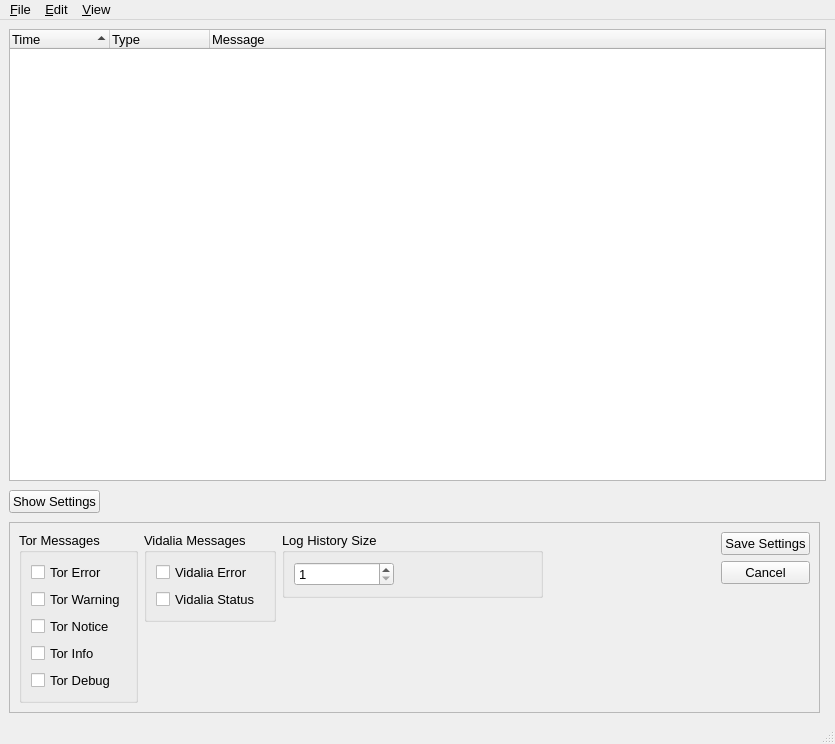
a-ilin/vidalia, file src/gui/messagelog/messagelog.ui: the form before one commit.
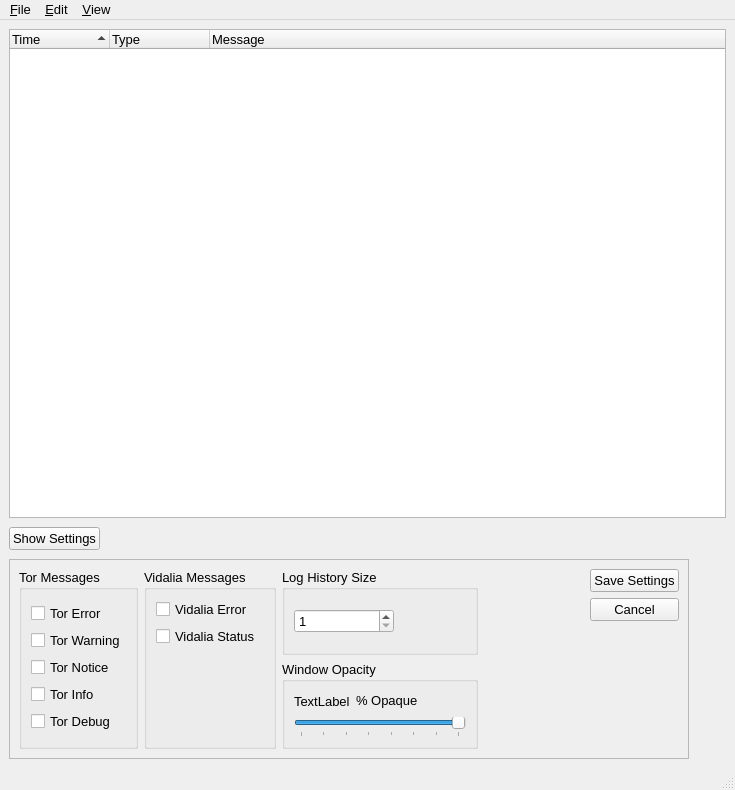
The form after the commit. Icons and pictures are not drawn.

Commit message:
Message Log now supports variable window opacity. It saves the opacity setting via VidaliaSettings.
svn:r160

Diff of the .ui file:
```diff
--- a/src/gui/messagelog/messagelog.ui
+++ b/src/gui/messagelog/messagelog.ui
@@ -8,8 +8,8 @@
    <rect>
     <x>0</x>
     <y>0</y>
-    <width>835</width>
-    <height>744</height>
+    <width>735</width>
+    <height>790</height>
    </rect>
   </property>
   <property name="font" >
@@ -137,8 +137,8 @@
       </property>
       <property name="minimumSize" >
        <size>
-        <width>811</width>
-        <height>181</height>
+        <width>680</width>
+        <height>200</height>
        </size>
       </property>
       <property name="contextMenuPolicy" >
@@ -269,14 +269,6 @@
         </widget>
        </item>
        <item>
-        <layout class="QVBoxLayout" >
-         <property name="margin" >
-          <number>0</number>
-         </property>
-         <property name="spacing" >
-          <number>6</number>
-         </property>
-         <item>
           <widget class="QGroupBox" name="groupBox_2" >
            <property name="contextMenuPolicy" >
             <enum>Qt::NoContextMenu</enum>
@@ -327,9 +319,6 @@
               </item>
              </layout>
             </item>
-           </layout>
-          </widget>
-         </item>
          <item>
           <spacer>
            <property name="orientation" >
@@ -338,12 +327,13 @@
            <property name="sizeHint" >
             <size>
              <width>20</width>
-             <height>71</height>
+              <height>40</height>
             </size>
            </property>
           </spacer>
          </item>
         </layout>
+        </widget>
        </item>
        <item>
         <layout class="QVBoxLayout" >
@@ -417,17 +407,93 @@
           </widget>
          </item>
          <item>
+          <widget class="QGroupBox" name="groupBox_4" >
+           <property name="contextMenuPolicy" >
+            <enum>Qt::NoContextMenu</enum>
+           </property>
+           <property name="title" >
+            <string>Window Opacity</string>
+           </property>
+           <layout class="QVBoxLayout" >
+            <property name="margin" >
+             <number>9</number>
+            </property>
+            <property name="spacing" >
+             <number>6</number>
+            </property>
+            <item>
+             <layout class="QHBoxLayout" >
+              <property name="margin" >
+               <number>0</number>
+              </property>
+              <property name="spacing" >
+               <number>6</number>
+              </property>
+              <item>
+               <widget class="QLabel" name="lblPercentOpacity" >
+                <property name="text" >
+                 <string>TextLabel</string>
+                </property>
+               </widget>
+              </item>
+              <item>
+               <widget class="QLabel" name="label" >
+                <property name="text" >
+                 <string>&lt;html>&lt;head>&lt;meta name="qrichtext" content="1" />&lt;/head>&lt;body style=" white-space: pre-wrap; font-family:Arial; font-size:10pt; font-weight:400; font-style:normal; text-decoration:none;">&lt;p style=" margin-top:0px; margin-bottom:0px; margin-left:0px; margin-right:0px; -qt-block-indent:0; text-indent:0px;">% Opaque&lt;/p>&lt;/body>&lt;/html></string>
+                </property>
+               </widget>
+              </item>
+              <item>
           <spacer>
            <property name="orientation" >
-            <enum>Qt::Vertical</enum>
+                 <enum>Qt::Horizontal</enum>
            </property>
            <property name="sizeHint" >
             <size>
-             <width>20</width>
-             <height>81</height>
+                  <width>40</width>
+                  <height>20</height>
             </size>
            </property>
           </spacer>
+              </item>
+             </layout>
+            </item>
+            <item>
+             <widget class="QSlider" name="sldrOpacity" >
+              <property name="contextMenuPolicy" >
+               <enum>Qt::NoContextMenu</enum>
+              </property>
+              <property name="toolTip" >
+               <string>Changes the transparancy of the Message Log</string>
+              </property>
+              <property name="minimum" >
+               <number>30</number>
+              </property>
+              <property name="maximum" >
+               <number>100</number>
+              </property>
+              <property name="value" >
+               <number>100</number>
+              </property>
+              <property name="sliderPosition" >
+               <number>100</number>
+              </property>
+              <property name="orientation" >
+               <enum>Qt::Horizontal</enum>
+              </property>
+              <property name="invertedAppearance" >
+               <bool>false</bool>
+              </property>
+              <property name="tickPosition" >
+               <enum>QSlider::TicksBelow</enum>
+              </property>
+              <property name="tickInterval" >
+               <number>10</number>
+              </property>
+             </widget>
+            </item>
+           </layout>
+          </widget>
          </item>
         </layout>
        </item>
@@ -513,7 +579,7 @@
     <rect>
      <x>0</x>
      <y>0</y>
-     <width>835</width>
+     <width>735</width>
      <height>19</height>
     </rect>
    </property>
@@ -554,8 +620,8 @@
    <property name="geometry" >
     <rect>
      <x>0</x>
-     <y>722</y>
-     <width>835</width>
+     <y>768</y>
+     <width>735</width>
      <height>22</height>
     </rect>
    </property>
```
Left out of the diff: 16 changed lines with no effect on the pictures. Lines whose indentation alone changed are shown as unchanged. The commit also changes 4 other files.
